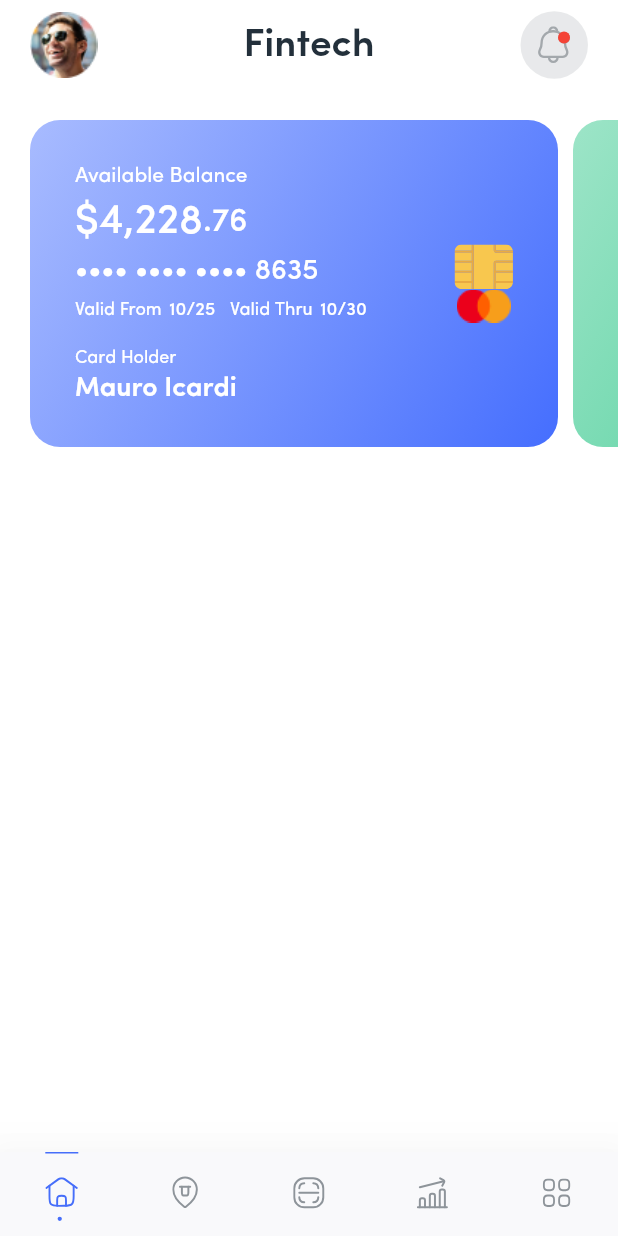
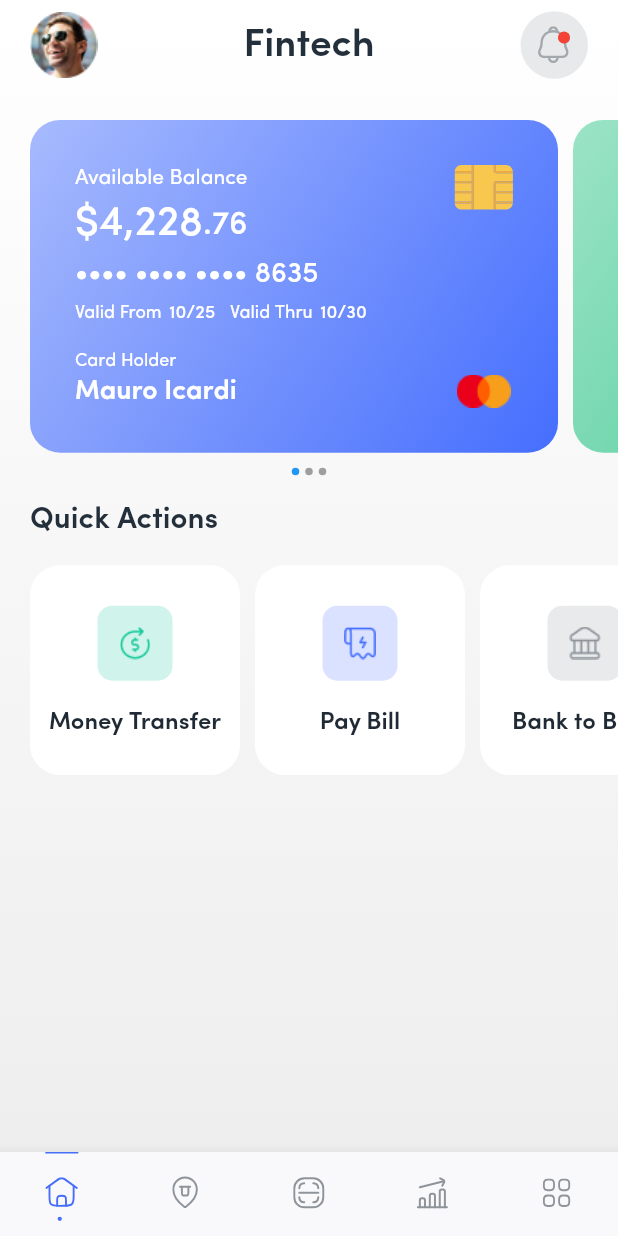
Before and after one commit to burakeraslan/flutter_ui, a Flutter app: the screen it shows after launch, on a phone screen of 412 x 824 dp. Run offline on Flutter 3.47's test engine with Material 2 defaults, Android fonts, the phone set to English and light mode, and no system bars; our stand-ins replace flutter_svg, get.

Commit message:
quick actions

```diff
--- /dev/null
+++ b/lib/models/quick_actions_model.dart
@@ -0,0 +1,13 @@
+import 'package:flutter/material.dart';
+
+class QuickActionsModel {
+  final String title;
+  final String icon;
+  final Color color;
+
+  QuickActionsModel({
+    required this.title,
+    required this.icon,
+    required this.color,
+  });
+}
--- a/lib/pages/home_page/home_page.dart
+++ b/lib/pages/home_page/home_page.dart
@@ -22,7 +22,6 @@ class HomePage extends StatelessWidget {
                 onTap: (index) {
                   controller.currentIndex.value = index;
                 },
-                elevation: 30,
                 backgroundColor: const Color(0xFFF9F9FB),
                 items: [
                   BottomNavigationBarItem(
--- a/lib/pages/home_page/sub/dashboard_page/dashboard_page.dart
+++ b/lib/pages/home_page/sub/dashboard_page/dashboard_page.dart
@@ -3,6 +3,7 @@ import 'package:flutter_svg/flutter_svg.dart';
 import 'package:flutter_ui/core/assets.dart';
 import 'package:flutter_ui/pages/home_page/sub/dashboard_page/dashboard_page_controller.dart';
 import 'package:flutter_ui/widgets/header.dart';
+import 'package:flutter_ui/widgets/quick_actions.dart';
 import 'package:get/get.dart';
 
 class DashboardPage extends StatelessWidget {
@@ -13,17 +14,33 @@ class DashboardPage extends StatelessWidget {
     final controller = Get.put(DashboardPageController());
 
     return Scaffold(
-      backgroundColor: Colors.white,
-      body: SafeArea(
+        body: SafeArea(
+      child: DecoratedBox(
+        decoration: const BoxDecoration(
+          gradient: LinearGradient(
+            begin: Alignment.topCenter,
+            end: Alignment.bottomCenter,
+            colors: [
+              Color(0xFFFFFFFF),
+              Color(0xFFEEEEEE),
+            ],
+          ),
+        ),
         child: Column(
+          mainAxisAlignment: MainAxisAlignment.start,
+          crossAxisAlignment: CrossAxisAlignment.start,
           children: [
             const Header(),
+
+            // credit cards
             SingleChildScrollView(
               scrollDirection: Axis.horizontal,
+              physics: const BouncingScrollPhysics(),
               child: Row(
                   children: controller.userData.map((userData) {
                 return Container(
                   width: (MediaQuery.of(context).size.width - 60),
+                  height: (MediaQuery.of(context).size.width - 60) * 0.63,
                   decoration: BoxDecoration(
                     gradient: LinearGradient(
                       begin: Alignment.bottomRight,
@@ -39,6 +56,7 @@ class DashboardPage extends StatelessWidget {
                     mainAxisAlignment: MainAxisAlignment.spaceBetween,
                     children: [
                       Column(
+                        mainAxisAlignment: MainAxisAlignment.center,
                         crossAxisAlignment: CrossAxisAlignment.start,
                         children: [
                           const Text(
@@ -152,10 +170,43 @@ class DashboardPage extends StatelessWidget {
                   // bottom: 10,
                 );
               }).toList()),
-            )
+            ),
+
+            // for now
+            Row(
+              mainAxisAlignment: MainAxisAlignment.center,
+              children: [
+                Container(
+                  width: 5,
+                  height: 5,
+                  decoration: const BoxDecoration(
+                    color: Colors.blue,
+                    shape: BoxShape.circle,
+                  ),
+                ).marginSymmetric(horizontal: 2),
+                Container(
+                  width: 5,
+                  height: 5,
+                  decoration: const BoxDecoration(
+                    color: Colors.grey,
+                    shape: BoxShape.circle,
+                  ),
+                ).marginSymmetric(horizontal: 2),
+                Container(
+                  width: 5,
+                  height: 5,
+                  decoration: const BoxDecoration(
+                    color: Colors.grey,
+                    shape: BoxShape.circle,
+                  ),
+                ).marginSymmetric(horizontal: 2),
+              ],
+            ).marginOnly(top: 10),
+
+            QuickActions(controller: controller),
           ],
         ),
       ),
-    );
+    ));
   }
 }
--- a/lib/pages/home_page/sub/dashboard_page/dashboard_page_controller.dart
+++ b/lib/pages/home_page/sub/dashboard_page/dashboard_page_controller.dart
@@ -1,5 +1,6 @@
 import 'package:flutter/material.dart';
-import 'package:flutter_ui/model/user_data_model.dart';
+import 'package:flutter_ui/models/quick_actions_model.dart';
+import 'package:flutter_ui/models/user_data_model.dart';
 import 'package:get/get.dart';
 
 class DashboardPageController extends GetxController {
@@ -24,5 +25,33 @@ class DashboardPageController extends GetxController {
       validThru: '04/28',
       cardHolder: 'Mauro Icardi',
     ),
+    UserDataModel(
+      firstColor: const Color.fromARGB(255, 255, 110, 110),
+      secondColor: const Color.fromARGB(119, 255, 110, 110),
+      balance: '4,552',
+      cent: '.55',
+      cardNo: '•••• •••• •••• 0999',
+      validFrom: '01/22',
+      validThru: '01/27',
+      cardHolder: 'Mauro Icardi',
+    ),
+  ];
+
+  List<QuickActionsModel> quickActions = [
+    QuickActionsModel(
+      title: 'Money Transfer',
+      icon: 'assets/images/money_transfer.png',
+      color: const Color(0x3313C999),
+    ),
+    QuickActionsModel(
+      title: 'Pay Bill',
+      icon: 'assets/images/pay_bill.png',
+      color: const Color(0x33456EFE),
+    ),
+    QuickActionsModel(
+      title: 'Bank to Bank',
+      icon: 'assets/images/bank_to_bank.png',
+      color: const Color(0x338E949A),
+    ),
   ];
 }
--- a/lib/widgets/header.dart
+++ b/lib/widgets/header.dart
@@ -10,8 +10,7 @@ class Header extends StatelessWidget {
 
   @override
   Widget build(BuildContext context) {
-    return Container(
-        color: Colors.white,
+    return SizedBox(
         height: 60,
         child: Row(
           mainAxisAlignment: MainAxisAlignment.spaceBetween,
--- /dev/null
+++ b/lib/widgets/quick_actions.dart
@@ -0,0 +1,77 @@
+import 'package:flutter/material.dart';
+import 'package:flutter_ui/pages/home_page/sub/dashboard_page/dashboard_page_controller.dart';
+import 'package:get/get.dart';
+
+class QuickActions extends StatelessWidget {
+  const QuickActions({
+    super.key,
+    required this.controller,
+  });
+
+  final DashboardPageController controller;
+
+  @override
+  Widget build(BuildContext context) {
+    return Column(
+      mainAxisAlignment: MainAxisAlignment.start,
+      crossAxisAlignment: CrossAxisAlignment.start,
+      children: [
+        const Text(
+          'Quick Actions',
+          style: TextStyle(
+            fontFamily: 'SP600',
+            fontSize: 20,
+            color: Color(0xFF23303B),
+          ),
+        ).paddingAll(20),
+        SingleChildScrollView(
+          physics: const BouncingScrollPhysics(),
+          scrollDirection: Axis.horizontal,
+          child: Row(
+              children: controller.quickActions.map(
+            (quickAction) {
+              return Container(
+                width: 140,
+                height: 140,
+                decoration: const BoxDecoration(
+                  borderRadius: BorderRadius.all(Radius.circular(20)),
+                  color: Colors.white,
+                ),
+                child: Column(
+                  mainAxisAlignment: MainAxisAlignment.center,
+                  children: [
+                    Container(
+                      width: 50,
+                      height: 50,
+                      decoration: BoxDecoration(
+                        borderRadius: BorderRadius.circular(10),
+                        color: quickAction.color,
+                      ),
+                      child: Center(
+                          child: Image.asset(
+                        quickAction.icon,
+                        width: 22,
+                        height: 22,
+                      )),
+                    ),
+                    Text(
+                      quickAction.title,
+                      style: const TextStyle(
+                        fontFamily: 'SP600',
+                        fontSize: 16,
+                        color: Color(0xFF202A34),
+                      ),
+                    ).marginOnly(top: 20),
+                  ],
+                ),
+              ).paddingOnly(
+                left: quickAction == controller.quickActions.first ? 20 : 0,
+                right: quickAction == controller.quickActions.last ? 20 : 10,
+              );
+            },
+          ).toList()),
+        )
+      ],
+    );
+  }
+}
```
Also changed, not shown: assets/images/bank_to_bank.png (added), assets/images/money_transfer.png (added), assets/images/pay_bill.png (added), lib/models/user_data_model.dart (renamed from lib/model/user_data_model.dart).
